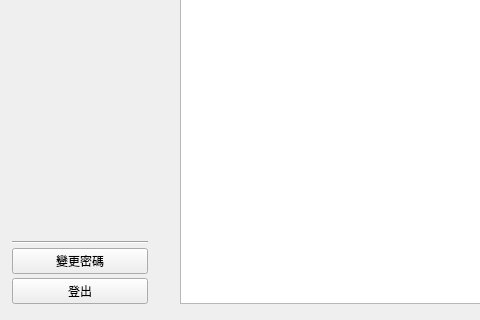
Qt form layouts/Layout7.ui (jerrygskk/project_police) before a commit; both pictures show x 0 to 480 and y 448 to 768 of the 1100 by 768 pixel window.
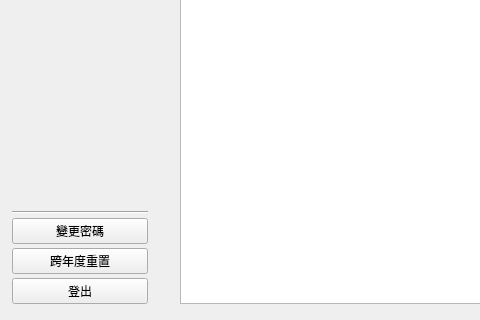
The same form after that commit. The open tabs and pages were chosen to show the change.

Commit message:
v0.9.0-beta.8：設定 Tab 改用 .ui + 跨年度重置 + 版本集中化
設定 Tab 改用 Layout7.ui 建靜態骨架（密碼頁 + 左側 nav + 三子頁），tab_settings.py 改 loadUi 抓元件，移除手刻畫面方法，保留動態邏輯

新增跨年度重置：清主表 + 兩段式重編參照表 ID（避主鍵衝突）+ 刪停用項目 + 歸零 Seq_DocId，確認彈窗（輸入 RESET + 列停用項目 + 防誤按）+ 自動備份 + 可另存 + 重置後自動重啟

重啟改用 PYINSTALLER_RESET_ENVIRONMENT 官方機制，解 onefile _MEI 重啟導致的 python DLL 載入失敗 / unicodedata 缺失

版本號集中至 lib/version.py 單一來源，主選單動態顯示，Ver α1 退役

README 同步：踩雷表新增 _MEI 重啟條、新增 Reset 子節、打包注意事項、待辦清理

The edit to the form file:
```diff
--- a/layouts/Layout7.ui
+++ b/layouts/Layout7.ui
@@ -155,6 +155,11 @@
              <property name="text"><string>變更密碼</string></property>
             </widget>
            </item>
+           <item>
+            <widget class="QPushButton" name="btn_year_reset">
+             <property name="text"><string>跨年度重置</string></property>
+            </widget>
+           </item>
            <item>
             <widget class="QPushButton" name="btn_logout">
              <property name="text"><string>登出</string></property>
```
The commit also changes 8 other files.
